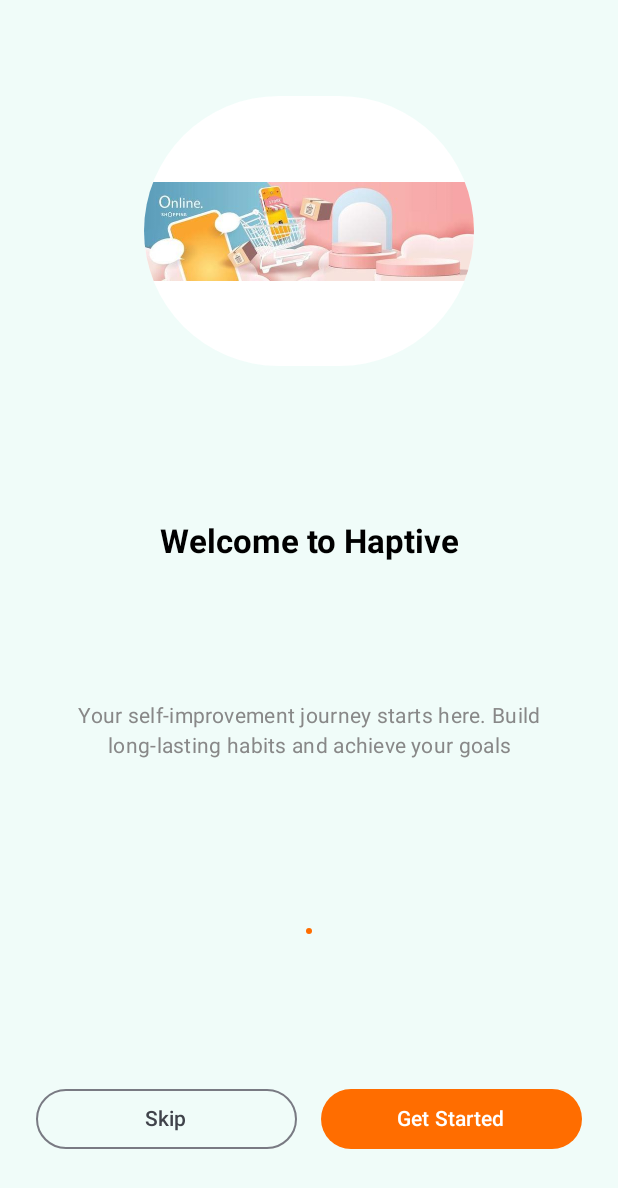
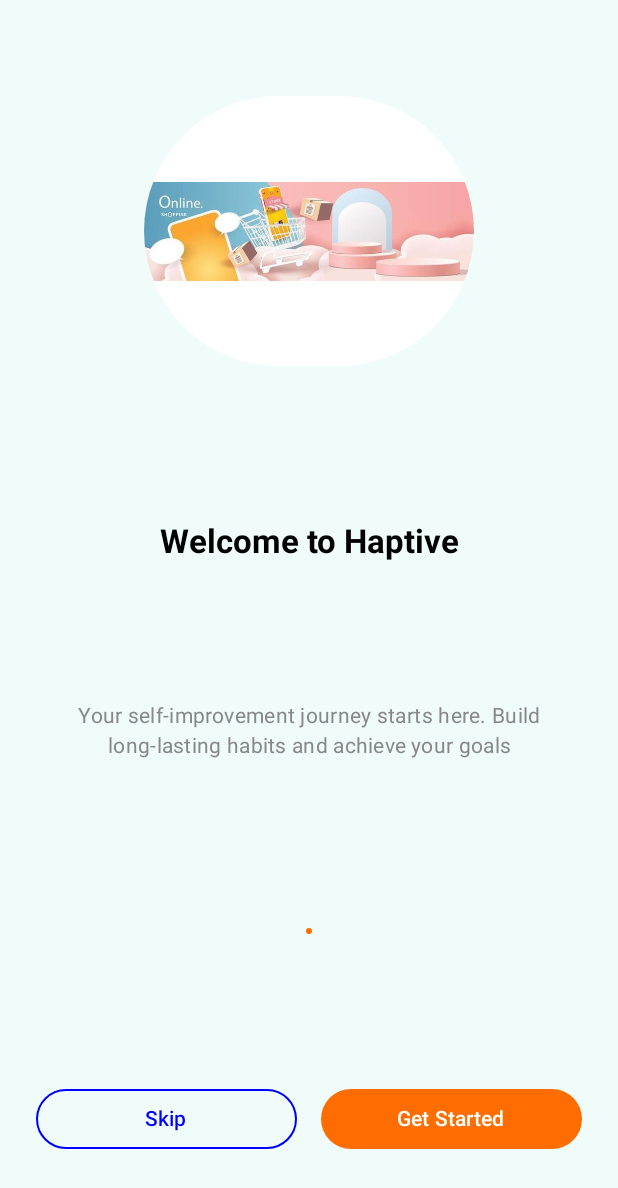
Before and after one commit to aryanchau1516/jetpack_Tutorial, an Android app built with Jetpack Compose: the screen it shows after launch (MainActivity), on a phone screen of 412 x 824 dp. Shown: the top 1188 px of the screen. Run offline under Robolectric (Android 15) with nearby library versions, the phone set to English and light mode, and no system bars.

Commit message:
jetpack tutorial beginner to advance

```diff
--- a/app/src/main/java/com/example/jetpackpractice/practice2/coreCmpnt/OnboardingScreen.kt
+++ b/app/src/main/java/com/example/jetpackpractice/practice2/coreCmpnt/OnboardingScreen.kt
@@ -16,6 +16,7 @@ import androidx.compose.ui.text.font.FontWeight
 import androidx.compose.ui.text.style.TextAlign
 import androidx.compose.ui.unit.dp
 import androidx.compose.foundation.layout.fillMaxWidth
+import androidx.compose.ui.graphics.SolidColor
 import androidx.compose.ui.tooling.preview.Preview
 import com.example.jetpackpractice.R
 
@@ -83,7 +84,13 @@ fun OnboardingScreen() {
                 OutlinedButton(
                     onClick = { /* Skip Logic */ },
                     shape = RoundedCornerShape(50),
-                    modifier = Modifier.weight(1f)
+                    modifier = Modifier.weight(1f),
+                    colors = ButtonDefaults.outlinedButtonColors(
+                        contentColor = Color.Blue  // Text and icon color
+                    ),
+                    border = ButtonDefaults.outlinedButtonBorder.copy(
+                        brush = SolidColor(Color.Blue)
+                    )
                 ) {
                     Text("Skip")
                 }
```
